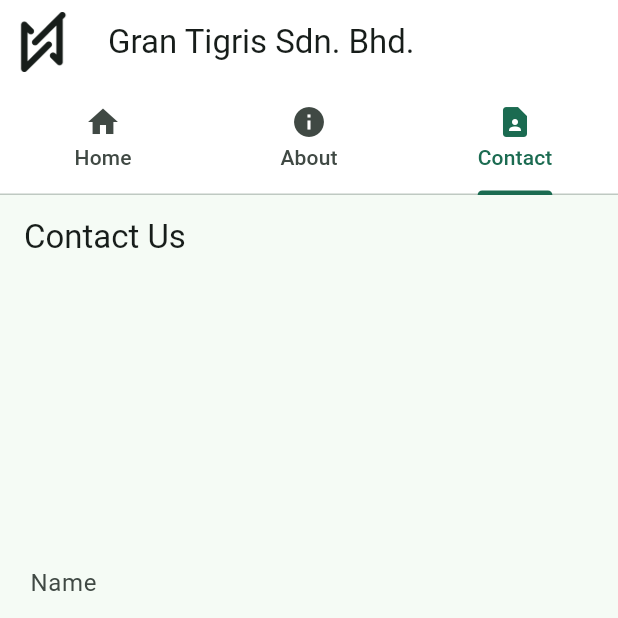
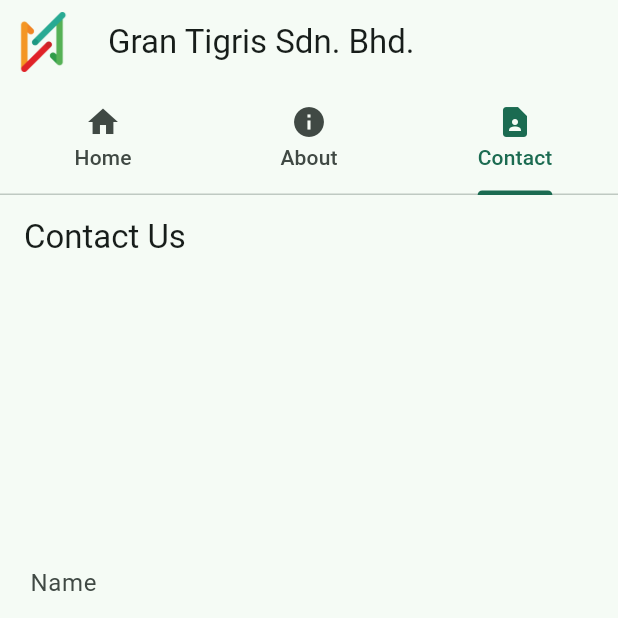
Before and after one commit to darksignal/gran_tigris_webapp, a Flutter app: the screen it shows after launch, tab 3 chosen, on a phone screen of 412 x 824 dp, the top half of it. Run offline on Flutter 3.47's test engine with Material 2 defaults, Android fonts, the phone set to English and light mode, and no system bars; our stand-ins replace bloc, equatable.

Commit message:
changes on the Scheme color

```diff
--- a/lib/main.dart
+++ b/lib/main.dart
@@ -8,32 +8,43 @@
 class MyApp extends StatelessWidget {
   const MyApp({super.key});
 
+  //Future<ColorScheme> _colorScheme = ColorScheme.fromImageProvider(
+  //    provider: Image.asset('asset/images/GT-Icon-512.png').image);
+
   @override
   Widget build(BuildContext context) {
     return MaterialApp(
       title: 'Gran Tigris Sdn. Bhd.',
+      themeMode: ThemeMode.light,
       theme: ThemeData(
-          colorScheme: ColorScheme.fromSeed(
-              seedColor: const Color.fromARGB(255, 151, 206, 181)),
-          useMaterial3: true,
-          primaryTextTheme: TextTheme(
-            titleLarge: TextStyle(color: Colors.white),
-          )),
+          colorSchemeSeed: const Color.fromARGB(255, 151, 206, 181),
+          //colorSchemeSeed: Colors.teal,
+          //colorScheme: final (ColorScheme.fromImageProvider(provider: Image.asset('asset/images/GT-Icon-512.png').image)),
+          useMaterial3: true),
       home: DefaultTabController(
         length: 3,
+        initialIndex: 0,
         child: Scaffold(
           appBar: AppBar(
-            leading: Builder(
-              builder: (context) => IconButton(
-                icon:
-                    const ImageIcon(AssetImage('asset/images/GT-Icon-512.png')),
-                iconSize: 512,
-                onPressed: () => Null,
+            //leading: Builder(
+            //  builder: (context) => IconButton(
+            //    icon:
+            //        const ImageIcon(AssetImage('asset/images/GT-Icon-512.png')),
+            //    iconSize: 512,
+            //    onPressed: () => Null,
+            //  ),
+            //),
+            leading: Padding(
+              padding: const EdgeInsets.all(8.0),
+              child: Image.asset(
+                "asset/images/GT-Icon-512.png",
+                width: 500,
               ),
             ),
+
             title: Text('Gran Tigris Sdn. Bhd.'),
-            backgroundColor: Theme.of(context).colorScheme.inversePrimary,
-            //foregroundColor: Theme.of(context).colorScheme.onPrimary,
+            //backgroundColor: Theme.of(context).colorScheme.primary,
+            //foregroundColor: Theme.of(context).colorScheme.inversePrimary,
             bottom: const TabBar(tabs: [
               Tab(icon: Icon(Icons.home), text: 'Home'),
               Tab(icon: Icon(Icons.info), text: 'About'),
```
Also changed, not shown: lib/constants.dart (added).
